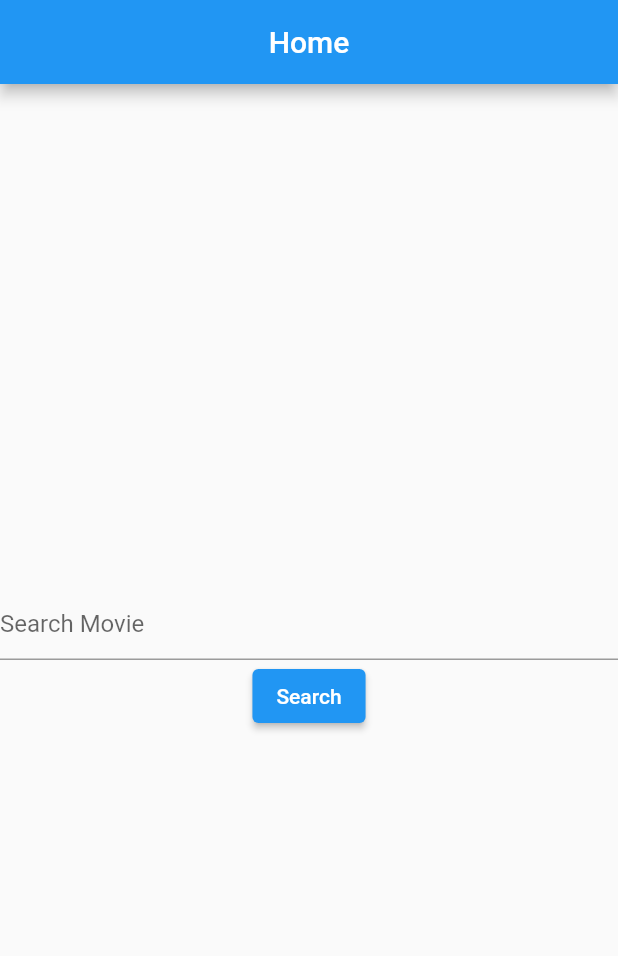
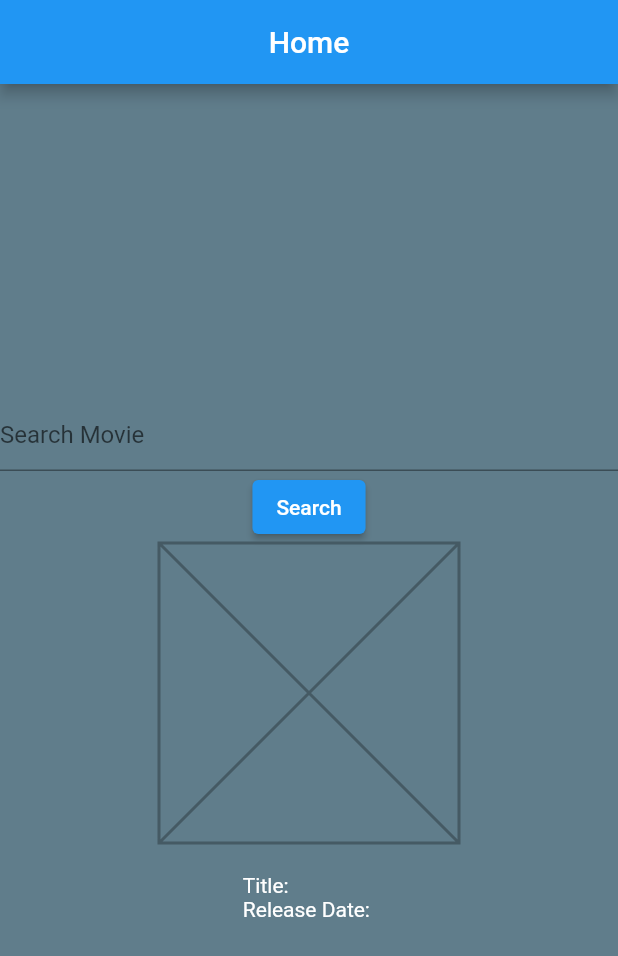
Before and after one commit to muhammad9harraz/flotter, a Flutter app: the screen it shows after launch, after a tap on "Search", on a phone screen of 412 x 824 dp. Shown: the top 956 px of the screen. Run offline on Flutter 3.47's test engine with Material 2 defaults, Android fonts, the phone set to English and light mode, and no system bars; network calls fail.

Commit message:
harrazs commit

```diff
--- a/lib/main.dart
+++ b/lib/main.dart
@@ -26,27 +26,32 @@ class HomePage extends StatefulWidget {
 }
 
 class _HomePageState extends State<HomePage> {
+  String movieTitle = '';
+  String moviePoster = '';
+  String movieDate = '';
+
   final apiKey = 'ccd287a77249d372162613f50c9972e3';
-  final url = Uri.parse('https://api.themoviedb.org/3/search/movie');
+
   TextEditingController _movieNameController = TextEditingController();
 
   Future<void> searchMovie(String movieName) async {
-    final queryParams = {
-      'api_key': apiKey,
-      'query': movieName,
-    };
+    final url = Uri.parse(
+        'https://api.themoviedb.org/3/search/movie?query=$movieName&api_key=$apiKey');
 
-    final response = await http.get(url.replace(queryParameters: queryParams));
+    final response = await http.get(url);
 
     if (response.statusCode == 200) {
       final jsonResponse = jsonDecode(response.body);
 
-      final movieTitle = jsonResponse['title'];
-      final movieDirector = jsonResponse['director'];
+      final results = jsonResponse['results'][0];
 
-      // Update the UI with the movie details
-      print('Title: $movieTitle');
-      print('Director: $movieDirector');
+      movieTitle = results['title'];
+      moviePoster = results['poster_path'];
+      movieDate = results['release_date'];
+
+      print(movieTitle);
+      print(moviePoster);
+      print(movieDate);
     } else {
       print('Error: ${response.statusCode}');
     }
@@ -55,6 +60,7 @@ class _HomePageState extends State<HomePage> {
   @override
   Widget build(BuildContext context) {
     return Scaffold(
+      backgroundColor: Colors.blueGrey,
       appBar: AppBar(
         centerTitle: true,
         title: const Text('Home'),
@@ -73,7 +79,23 @@ class _HomePageState extends State<HomePage> {
               searchMovie(movieName);
             },
             child: const Text('Search'),
-          )
+          ),
+          //SizedBox(height: 10),
+          Container(
+            width: 200,
+            height: 200,
+            child: (moviePoster != null && moviePoster.isNotEmpty)
+                ? Image.network(
+                    'https://image.tmdb.org/t/p/w500$moviePoster',
+                    fit: BoxFit.cover,
+                  )
+                : Placeholder(),
+          ),
+          SizedBox(height: 20),
+          Text(
+            'Title: $movieTitle\n' 'Release Date: $movieDate',
+            style: TextStyle(color: Colors.white),
+          ),
         ],
       ),
     );
```
